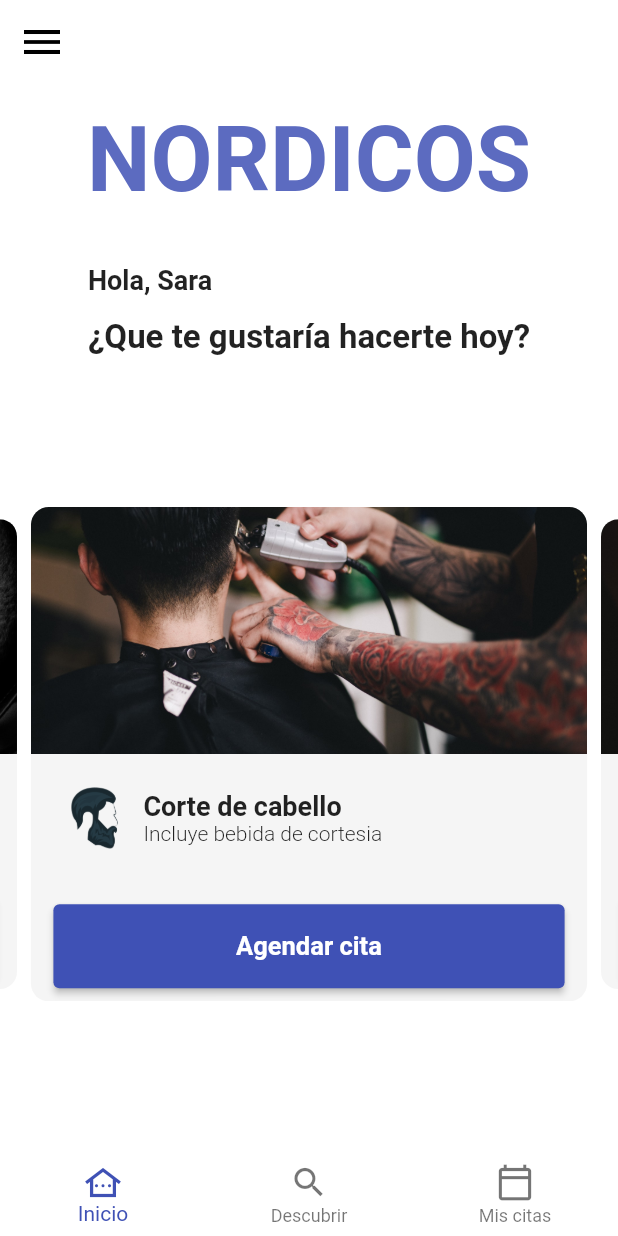
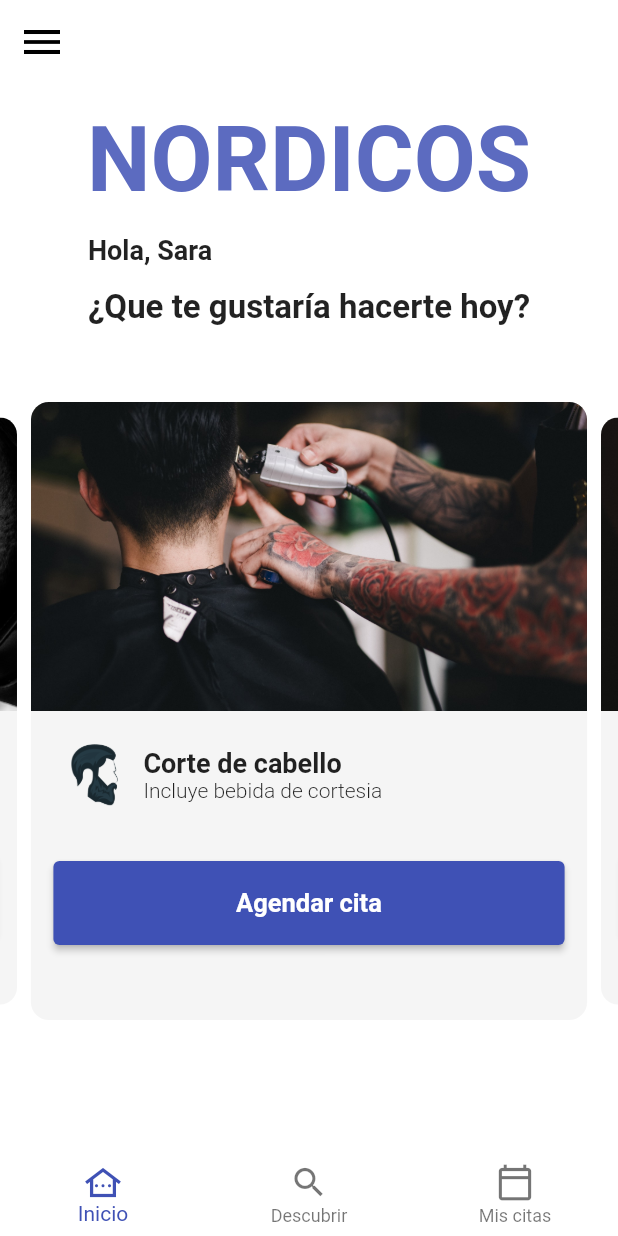
Before and after one commit to JSebastianOspina/reservas-app, a Flutter app: the HomeScreen screen opened by its route, on a phone screen of 412 x 824 dp. Run offline on Flutter 3.47's test engine with Material 2 defaults, Android fonts, the phone set to English and light mode, and no system bars; our stand-ins replace flutter_swiper_null_safety.

Commit message:
Services screen 0.5

```diff
--- a/lib/main.dart
+++ b/lib/main.dart
@@ -1,5 +1,6 @@
 import 'package:flutter/material.dart';
 import 'package:reservas_app/views/home_screen.dart';
+import 'package:reservas_app/views/select_service_screen.dart';
 
 void main() => runApp(MyApp());
 
@@ -9,9 +10,10 @@ class MyApp extends StatelessWidget {
     return MaterialApp(
       debugShowCheckedModeBanner: false,
       title: 'Material App',
-      initialRoute: 'homeScreen',
+      initialRoute: 'selectServiceScreen',
       routes: {
-        'homeScreen': (_) => HomeScreen(),
+        'homeScreen': (_) => const HomeScreen(),
+        'selectServiceScreen': (_) => const SelectServiceScreen()
       },
     );
   }
--- a/lib/views/home_screen.dart
+++ b/lib/views/home_screen.dart
@@ -9,8 +9,7 @@ class HomeScreen extends StatelessWidget {
   @override
   Widget build(BuildContext context) {
     final size = MediaQuery.of(context).size;
-    var cardHeight = size.height / 2.5;
-    int selectedItem = 0;
+    var cardHeight = size.height / 2;
     return Scaffold(
       backgroundColor: Colors.white,
       appBar: AppBar(
@@ -100,11 +99,11 @@ class HomeBody extends StatelessWidget {
             textAlign: TextAlign.center,
           ),
           const SizedBox(
-            height: 35.0,
+            height: 15.0,
           ),
           HomeHeadingText(),
           SizedBox(
-            height: 100,
+            height: 50,
           ),
           HomeSlider(cardHeight: cardHeight, size: size)
         ],
```
